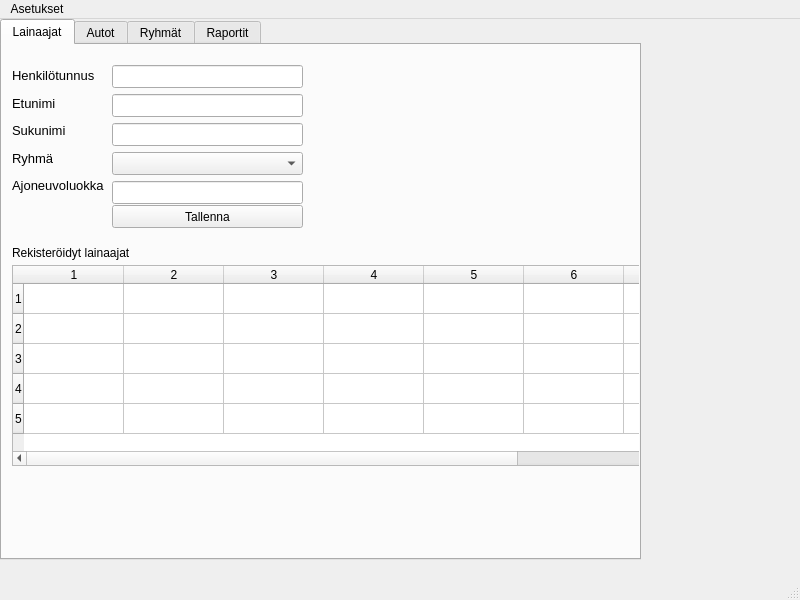
The window that administrative.ui (jannatuovinen/Autolainaus) describes before a commit, drawn with Qt 5.
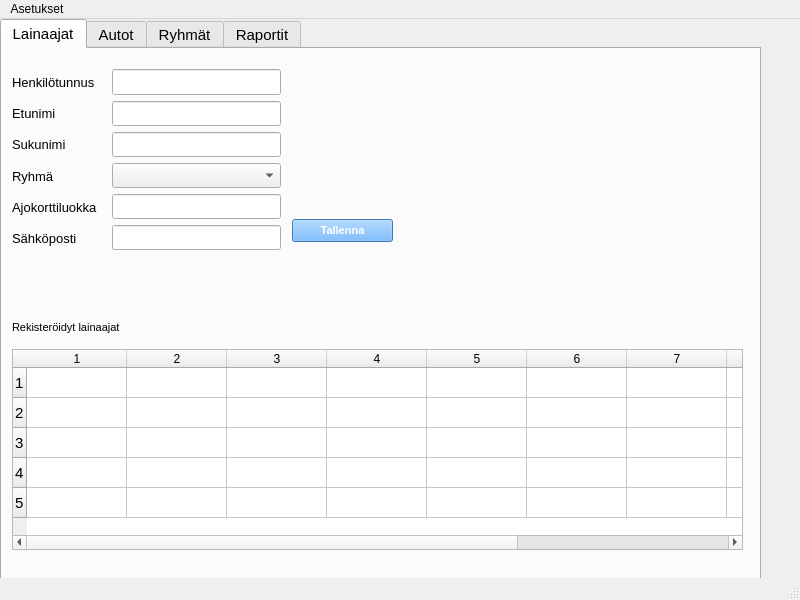
The same window after the commit. The open tabs and pages were chosen to show the change. Icons and pictures are not drawn.

Patch:
```diff
--- a/administrative.ui
+++ b/administrative.ui
@@ -22,10 +22,15 @@
      <rect>
       <x>0</x>
       <y>0</y>
-      <width>641</width>
-      <height>541</height>
+      <width>761</width>
+      <height>638</height>
      </rect>
     </property>
+    <property name="font">
+     <font>
+      <pointsize>11</pointsize>
+     </font>
+    </property>
     <property name="currentIndex">
      <number>2</number>
     </property>
@@ -37,7 +42,7 @@
       <property name="geometry">
        <rect>
         <x>10</x>
-        <y>220</y>
+        <y>300</y>
         <width>731</width>
         <height>201</height>
        </rect>
@@ -68,11 +73,16 @@
       <property name="geometry">
        <rect>
         <x>10</x>
-        <y>200</y>
+        <y>270</y>
         <width>121</width>
         <height>16</height>
        </rect>
       </property>
+      <property name="font">
+       <font>
+        <pointsize>8</pointsize>
+       </font>
+      </property>
       <property name="text">
        <string>Rekisteröidyt lainaajat</string>
       </property>
@@ -80,12 +90,23 @@
      <widget class="QPushButton" name="savePersonPushButton">
       <property name="geometry">
        <rect>
-        <x>110</x>
-        <y>160</y>
-        <width>191</width>
+        <x>290</x>
+        <y>170</y>
+        <width>101</width>
         <height>23</height>
        </rect>
       </property>
+      <property name="font">
+       <font>
+        <pointsize>8</pointsize>
+        <weight>75</weight>
+        <bold>true</bold>
+       </font>
+      </property>
+      <property name="styleSheet">
+       <string notr="true">background-color: rgb(85, 170, 255);
+color: rgb(255, 255, 255);</string>
+      </property>
       <property name="text">
        <string>Tallenna</string>
       </property>
@@ -95,8 +116,8 @@
        <rect>
         <x>110</x>
         <y>20</y>
-        <width>191</width>
-        <height>141</height>
+        <width>169</width>
+        <height>181</height>
        </rect>
       </property>
       <layout class="QVBoxLayout" name="studentInputVerticalLayout">
@@ -104,7 +125,7 @@
         <widget class="QLineEdit" name="ssnLineEdit">
          <property name="font">
           <font>
-           <pointsize>10</pointsize>
+           <pointsize>11</pointsize>
           </font>
          </property>
         </widget>
@@ -113,7 +134,7 @@
         <widget class="QLineEdit" name="firstNameLineEdit">
          <property name="font">
           <font>
-           <pointsize>10</pointsize>
+           <pointsize>11</pointsize>
           </font>
          </property>
         </widget>
@@ -122,7 +143,7 @@
         <widget class="QLineEdit" name="lastNameLineEdit">
          <property name="font">
           <font>
-           <pointsize>10</pointsize>
+           <pointsize>11</pointsize>
           </font>
          </property>
         </widget>
@@ -131,7 +152,7 @@
         <widget class="QComboBox" name="groupComboBox">
          <property name="font">
           <font>
-           <pointsize>10</pointsize>
+           <pointsize>11</pointsize>
           </font>
          </property>
         </widget>
@@ -140,7 +161,16 @@
         <widget class="QLineEdit" name="vehicleClassLineEdit">
          <property name="font">
           <font>
-           <pointsize>10</pointsize>
+           <pointsize>11</pointsize>
+          </font>
+         </property>
+        </widget>
+       </item>
+       <item>
+        <widget class="QLineEdit" name="emailLineEdit">
+         <property name="font">
+          <font>
+           <pointsize>11</pointsize>
           </font>
          </property>
         </widget>
@@ -151,9 +181,9 @@
       <property name="geometry">
        <rect>
         <x>10</x>
-        <y>20</y>
-        <width>93</width>
-        <height>131</height>
+        <y>21</y>
+        <width>86</width>
+        <height>181</height>
        </rect>
       </property>
       <layout class="QVBoxLayout" name="studentLabelsVerticalLayout">
@@ -213,7 +243,19 @@
           </font>
          </property>
          <property name="text">
-          <string>Ajoneuvoluokka</string>
+          <string>Ajokorttiluokka</string>
+         </property>
+        </widget>
+       </item>
+       <item>
+        <widget class="QLabel" name="emailLabel">
+         <property name="font">
+          <font>
+           <pointsize>10</pointsize>
+          </font>
+         </property>
+         <property name="text">
+          <string>Sähköposti</string>
          </property>
         </widget>
        </item>
```
Left out of the diff: 60 changed lines with no effect on the pictures.
